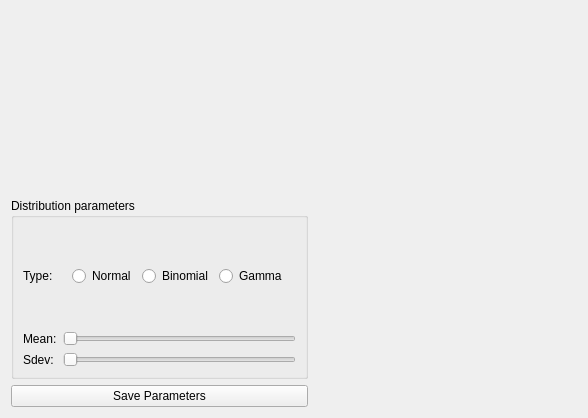
Qt form src/gui/views/paramsViewUi.ui (PyMarc2/virus-propagation-simulator) before a commit.
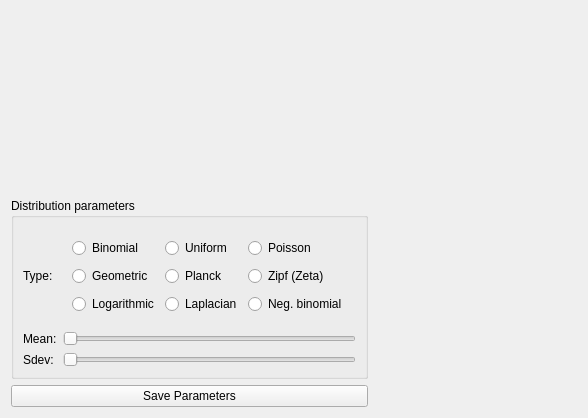
The same form after that commit. Custom widgets are drawn as their Qt base class.

Commit message:
Bar Graph distribution
add bar graph for discrete distribution
add radio button in UI
VERY HAPPY YAY

```diff
--- a/src/gui/views/paramsViewUi.ui
+++ b/src/gui/views/paramsViewUi.ui
@@ -43,24 +43,66 @@
       <item row="0" column="1">
        <widget class="QWidget" name="widget" native="true">
         <layout class="QGridLayout" name="gridLayout_3">
+         <item row="0" column="2">
+          <widget class="QRadioButton" name="rb_poisson">
+           <property name="text">
+            <string>Poisson</string>
+           </property>
+          </widget>
+         </item>
          <item row="0" column="0">
-          <widget class="QRadioButton" name="rb_normal">
-           <property name="text">
-            <string>Normal</string>
-           </property>
-          </widget>
-         </item>
-         <item row="0" column="1">
           <widget class="QRadioButton" name="rb_binomial">
            <property name="text">
             <string>Binomial</string>
            </property>
           </widget>
          </item>
-         <item row="0" column="2">
-          <widget class="QRadioButton" name="rb_gamma">
+         <item row="0" column="1">
+          <widget class="QRadioButton" name="rb_uniform">
            <property name="text">
-            <string>Gamma</string>
+            <string>Uniform</string>
+           </property>
+          </widget>
+         </item>
+         <item row="1" column="0">
+          <widget class="QRadioButton" name="rb_geometric">
+           <property name="text">
+            <string>Geometric</string>
+           </property>
+          </widget>
+         </item>
+         <item row="1" column="1">
+          <widget class="QRadioButton" name="rb_planck">
+           <property name="text">
+            <string>Planck</string>
+           </property>
+          </widget>
+         </item>
+         <item row="1" column="2">
+          <widget class="QRadioButton" name="rb_zipf">
+           <property name="text">
+            <string>Zipf (Zeta)</string>
+           </property>
+          </widget>
+         </item>
+         <item row="2" column="2">
+          <widget class="QRadioButton" name="rb_negbinomial">
+           <property name="text">
+            <string>Neg. binomial</string>
+           </property>
+          </widget>
+         </item>
+         <item row="2" column="1">
+          <widget class="QRadioButton" name="rb_laplacian">
+           <property name="text">
+            <string>Laplacian</string>
+           </property>
+          </widget>
+         </item>
+         <item row="2" column="0">
+          <widget class="QRadioButton" name="rb_log">
+           <property name="text">
+            <string>Logarithmic</string>
            </property>
           </widget>
          </item>
```
The commit also changes 1 other file.
